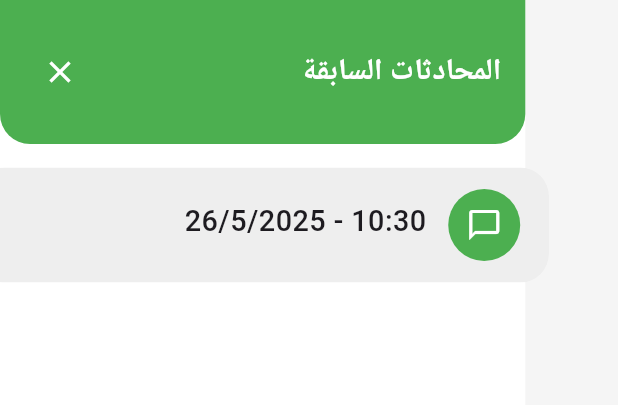
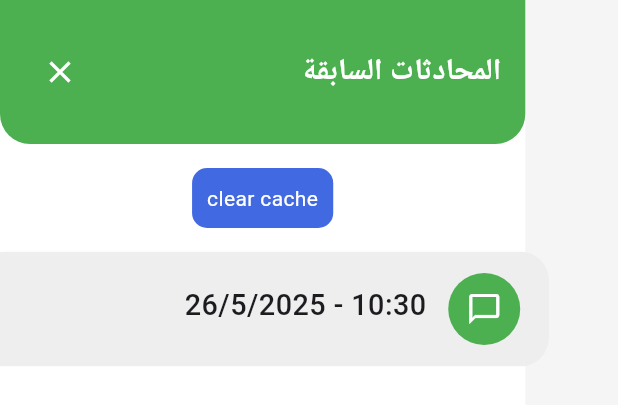
Before and after one commit to EslamKamel89/ai_chat_pot, a Flutter app: the ChatHistoryDrawer widget shown alone on an empty page, opened directly, on a phone screen of 412 x 824 dp. Shown: the top 405 px of the screen. Run offline on Flutter 3.47's test engine with Material 3 defaults, Android fonts, the phone set to English and light mode, and no system bars; drawn by our look-alikes of flutter_animate; our stand-ins replace cached_network_image, connectivity_plus, dio, easy_localization, flutter_bloc, flutter_html and 9 more; accounts and stored records are empty; statements that could not run were skipped.

Commit message:
fix: Remove conversation that is empty from the cache

```diff
--- a/lib/chat/cubits/chat_cubit/chat_cubit.dart
+++ b/lib/chat/cubits/chat_cubit/chat_cubit.dart
@@ -22,6 +22,7 @@ class ChatCubit extends Cubit<ChatState> {
     List<ChatHistoryEntity> conversationsInHistory =
         conversationsInHistoryJson
             .map((json) => ChatHistoryEntity.fromJson(jsonDecode(json)))
+            .where((conversation) => conversation.title != null)
             .toList();
     if (currentSession == null) {
       currentSession = ChatHistoryEntity(timestamp: DateTime.now());
--- a/lib/chat/presentation/widgets/chat_histroy_drawer.dart
+++ b/lib/chat/presentation/widgets/chat_histroy_drawer.dart
@@ -1,9 +1,12 @@
 import 'package:ai_chat_pot/chat/cubits/chat_cubit/chat_cubit.dart';
 import 'package:ai_chat_pot/chat/cubits/chat_cubit/chat_state.dart';
 import 'package:ai_chat_pot/chat/entities/chat_history_entity.dart';
+import 'package:ai_chat_pot/core/extensions/context-extensions.dart';
+import 'package:ai_chat_pot/core/service_locator/service_locator.dart';
 import 'package:flutter/material.dart';
 import 'package:flutter_animate/flutter_animate.dart';
 import 'package:flutter_bloc/flutter_bloc.dart';
+import 'package:shared_preferences/shared_preferences.dart';
 
 class ChatHistoryDrawer extends StatelessWidget {
   // final List<ChatHistoryItem> chats;
@@ -39,28 +42,35 @@ class ChatHistoryDrawer extends StatelessWidget {
                 children: [
                   const Text(
                     "المحادثات السابقة",
-                    style: TextStyle(color: Colors.white, fontSize: 20, fontWeight: FontWeight.bold),
+                    style: TextStyle(
+                      color: Colors.white,
+                      fontSize: 20,
+                      fontWeight: FontWeight.bold,
+                    ),
                   ),
-                  IconButton(icon: const Icon(Icons.close, color: Colors.white), onPressed: Navigator.of(context).pop),
+                  IconButton(
+                    icon: const Icon(Icons.close, color: Colors.white),
+                    onPressed: Navigator.of(context).pop,
+                  ),
                 ],
               ),
             ),
 
             const SizedBox(height: 16),
-            // InkWell(
-            //   onTap: () {
-            //     serviceLocator<SharedPreferences>().clear();
-            //   },
-            //   child: Container(
-            //     padding: EdgeInsets.all(10),
-            //     decoration: BoxDecoration(
-            //       color: context.primaryColor,
-            //       borderRadius: BorderRadius.circular(10),
-            //     ),
-            //     child: Text('clear cache', style: TextStyle(color: Colors.white)),
-            //   ),
-            // ),
-            // const SizedBox(height: 16),
+            InkWell(
+              onTap: () {
+                serviceLocator<SharedPreferences>().clear();
+              },
+              child: Container(
+                padding: EdgeInsets.all(10),
+                decoration: BoxDecoration(
+                  color: context.primaryColor,
+                  borderRadius: BorderRadius.circular(10),
+                ),
+                child: Text('clear cache', style: TextStyle(color: Colors.white)),
+              ),
+            ),
+            const SizedBox(height: 16),
 
             // Chat List
             Expanded(
@@ -110,7 +120,10 @@ class ChatHistoryDrawer extends StatelessWidget {
         // ),
         child: Container(
           padding: const EdgeInsets.symmetric(horizontal: 16, vertical: 12),
-          decoration: BoxDecoration(color: Colors.grey[200], borderRadius: BorderRadius.circular(16)),
+          decoration: BoxDecoration(
+            color: Colors.grey[200],
+            borderRadius: BorderRadius.circular(16),
+          ),
           child: Row(
             children: [
               // Avatar
```
